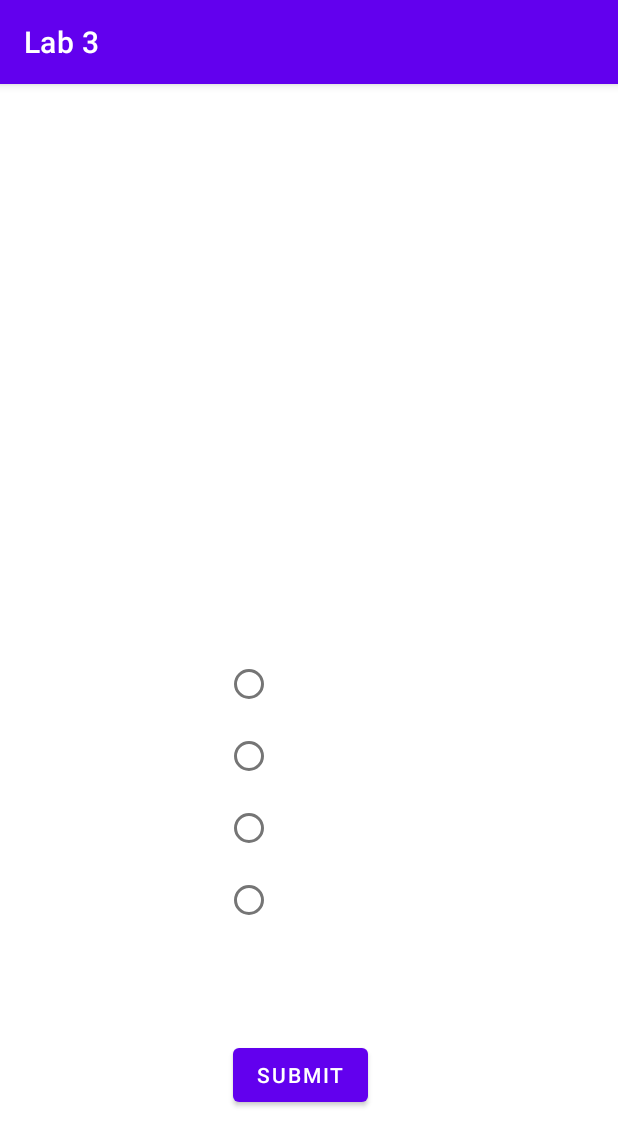
After one commit to yingleifang/Mobile-Computeing-lab3, an Android app: the MultipleChoiceQuestionActivity screen opened directly, with no data from a screen before it, on a phone screen of 412 x 824 dp. The commit adds this screen. Shown: the top 1146 px of the screen. Run offline under Robolectric (Android 15) with nearby library versions, the phone set to English and light mode, and no system bars.

Commit message:
Work on two layouts for mc and written questions respectively. Made an activity for each.

```diff
--- /dev/null
+++ b/app/src/main/java/com/example/lab3/MultipleChoiceQuestionActivity.kt
@@ -0,0 +1,11 @@
+package com.example.lab3
+
+import androidx.appcompat.app.AppCompatActivity
+import android.os.Bundle
+
+class MultipleChoiceQuestionActivity : AppCompatActivity() {
+    override fun onCreate(savedInstanceState: Bundle?) {
+        super.onCreate(savedInstanceState)
+        setContentView(R.layout.activity_multiple_choice_question)
+    }
+}
--- /dev/null
+++ b/app/src/main/res/layout/activity_multiple_choice_question.xml
@@ -0,0 +1,69 @@
+<?xml version="1.0" encoding="utf-8"?>
+<androidx.constraintlayout.widget.ConstraintLayout xmlns:android="http://schemas.android.com/apk/res/android"
+    xmlns:app="http://schemas.android.com/apk/res-auto"
+    xmlns:tools="http://schemas.android.com/tools"
+    android:layout_width="match_parent"
+    android:layout_height="match_parent"
+    tools:context=".MultipleChoiceQuestionActivity">
+
+    <TextView
+        android:id="@+id/textView2"
+        android:layout_width="wrap_content"
+        android:layout_height="wrap_content"
+        android:layout_marginStart="177dp"
+        android:layout_marginTop="136dp"
+        android:layout_marginEnd="176dp"
+        android:textSize="24sp"
+        app:layout_constraintEnd_toEndOf="parent"
+        app:layout_constraintStart_toStartOf="parent"
+        app:layout_constraintTop_toTopOf="parent"
+        tools:text="This is where the math question goes!" />
+
+    <RadioGroup
+        android:layout_width="wrap_content"
+        android:layout_height="wrap_content"
+        android:layout_marginStart="150dp"
+        android:layout_marginBottom="200dp"
+        app:layout_constraintBottom_toBottomOf="parent"
+        app:layout_constraintStart_toStartOf="parent">
+
+        <RadioButton
+            android:id="@+id/radioButton5"
+            android:layout_width="match_parent"
+            android:layout_height="wrap_content"
+            android:textSize="20sp"
+            tools:text="Test1" />
+
+        <RadioButton
+            android:id="@+id/radioButton4"
+            android:layout_width="match_parent"
+            android:layout_height="wrap_content"
+            android:textSize="20sp"
+            tools:text="Test2" />
+
+        <RadioButton
+            android:id="@+id/radioButton3"
+            android:layout_width="match_parent"
+            android:layout_height="wrap_content"
+            android:textSize="20sp"
+            tools:text="Test3" />
+
+        <RadioButton
+            android:id="@+id/radioButton2"
+            android:layout_width="match_parent"
+            android:layout_height="wrap_content"
+            android:textSize="20sp"
+            tools:text="Test4" />
+    </RadioGroup>
+
+    <Button
+        android:id="@+id/button"
+        android:layout_width="wrap_content"
+        android:layout_height="wrap_content"
+        android:layout_marginStart="155dp"
+        android:layout_marginBottom="83dp"
+        android:text="@string/submit"
+        app:layout_constraintBottom_toBottomOf="parent"
+        app:layout_constraintStart_toStartOf="parent" />
+
+</androidx.constraintlayout.widget.ConstraintLayout>
--- a/app/src/main/res/values/strings.xml
+++ b/app/src/main/res/values/strings.xml
@@ -5,4 +5,5 @@
     <string name="textview">TextView</string>
     <string name="type_the_answer_here">Type the Answer here</string>
     <string name="check">Check</string>
+    <string name='submit'>Submit</string>
 </resources>
```
Also changed, not shown: app/src/main/AndroidManifest.xml (+7 -0 lines), app/src/main/java/com/example/lab3/WrittenQuestionActivity.kt (added, +11 -0 lines), app/src/main/res/layout/activity_written_question.xml (added, +48 -0 lines).
